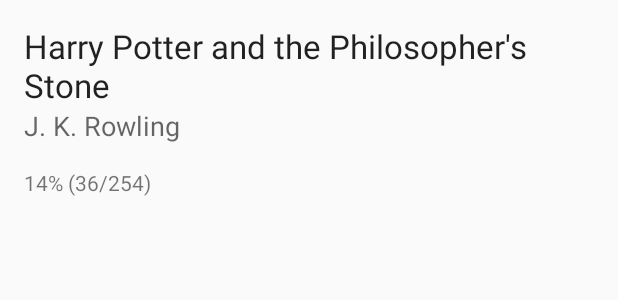
After one commit to carlostojal/MyBooks, an Android app: the layout book.xml on its own in the app's theme, with its tools: preview values and no code run, on a phone screen of 412 x 824 dp. The commit adds this screen. Shown: the top 300 px of the screen. Run offline under Robolectric (Android 15) with nearby library versions, the phone set to English and light mode, and no system bars.

Commit message:
Book adding and listing functionalities conclusion.

```diff
--- a/app/src/main/res/layout/activity_main.xml
+++ b/app/src/main/res/layout/activity_main.xml
@@ -13,7 +13,7 @@
         android:theme="@style/AppTheme.AppBarOverlay">
 
         <TextView
-            android:id="@+id/title"
+            android:id="@+id/title_element"
             android:layout_width="wrap_content"
             android:layout_height="wrap_content"
             android:gravity="center"
--- /dev/null
+++ b/app/src/main/res/layout/book.xml
@@ -0,0 +1,42 @@
+<?xml version="1.0" encoding="utf-8"?>
+<androidx.constraintlayout.widget.ConstraintLayout xmlns:android="http://schemas.android.com/apk/res/android"
+    xmlns:app="http://schemas.android.com/apk/res-auto"
+    xmlns:tools="http://schemas.android.com/tools"
+    android:id="@+id/constraintLayoutLayout"
+    android:layout_width="match_parent"
+    android:layout_height="match_parent"
+    android:orientation="vertical">
+
+    <TextView
+        android:id="@+id/title_element"
+        android:layout_width="0dp"
+        android:layout_height="wrap_content"
+        android:layout_marginStart="16dp"
+        android:layout_marginTop="16dp"
+        android:layout_marginEnd="16dp"
+        android:text="Harry Potter and the Philosopher's Stone"
+        android:textAppearance="@style/TextAppearance.AppCompat.Large"
+        app:layout_constraintEnd_toEndOf="parent"
+        app:layout_constraintStart_toStartOf="parent"
+        app:layout_constraintTop_toTopOf="parent" />
+
+    <TextView
+        android:id="@+id/writer_element"
+        android:layout_width="wrap_content"
+        android:layout_height="wrap_content"
+        android:layout_marginStart="16dp"
+        android:text="J. K. Rowling"
+        android:textAppearance="@style/TextAppearance.AppCompat.Medium"
+        app:layout_constraintStart_toStartOf="parent"
+        app:layout_constraintTop_toBottomOf="@+id/title_element" />
+
+    <TextView
+        android:id="@+id/progress"
+        android:layout_width="wrap_content"
+        android:layout_height="0dp"
+        android:layout_marginStart="16dp"
+        android:layout_marginTop="16dp"
+        android:text="14% (36/254)"
+        app:layout_constraintStart_toStartOf="parent"
+        app:layout_constraintTop_toBottomOf="@+id/writer_element" />
+</androidx.constraintlayout.widget.ConstraintLayout>
--- a/app/src/main/res/values/strings.xml
+++ b/app/src/main/res/values/strings.xml
@@ -3,6 +3,7 @@
     <string name="tab_books">Books</string>
     <string name="tab_add_book">Add Book</string>
     <string name="tab_about">About</string>
+    <string name="welcome">Welcome</string>
     <string name="title">Title:</string>
     <string name="writer">Writer:</string>
     <string name="publisher">Publisher (optional):</string>
```
Also changed, not shown: app/src/main/java/com/carlostojal/mybooks/AddBook.java (+6 -5 lines), app/src/main/java/com/carlostojal/mybooks/Book.java (added, +75 -0 lines), app/src/main/java/com/carlostojal/mybooks/BookAdapter.java (added, +51 -0 lines), app/src/main/java/com/carlostojal/mybooks/Books.java (+41 -0 lines), app/src/main/java/com/carlostojal/mybooks/MainActivity.java (+12 -0 lines), app/src/main/res/layout/fragment_add_book.xml (+4 -4 lines), app/src/main/res/layout/fragment_books.xml (+7 -9 lines).
